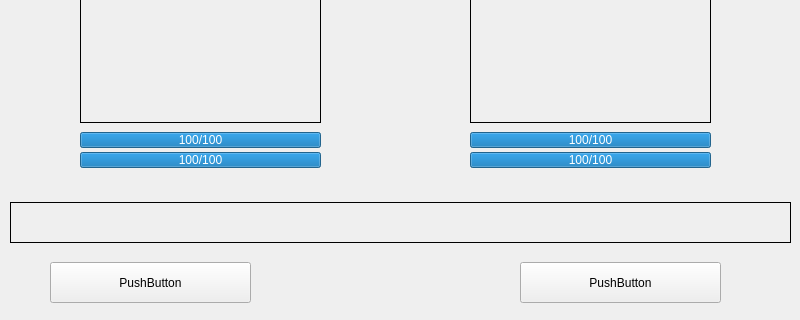
First picture: the form in MainWindow.ui, repository Ryanarre/ScienceRPG, before the edit; both pictures show x 0 to 800 and y 158 to 478 of the 800 by 600 pixel window.
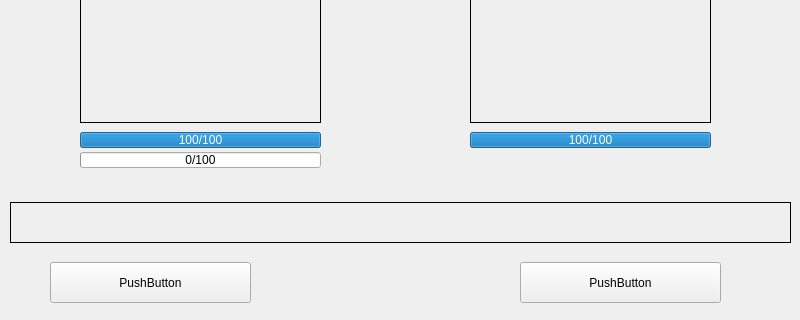
Second picture: the form after the edit.

Commit message: Implement dummy logic

```diff
--- a/MainWindow.ui
+++ b/MainWindow.ui
@@ -10,6 +10,18 @@
     <height>600</height>
    </rect>
   </property>
+  <property name="minimumSize">
+   <size>
+    <width>800</width>
+    <height>600</height>
+   </size>
+  </property>
+  <property name="maximumSize">
+   <size>
+    <width>800</width>
+    <height>600</height>
+   </size>
+  </property>
   <property name="windowTitle">
    <string>ScienceRPG</string>
   </property>
@@ -72,7 +84,7 @@
      </rect>
     </property>
     <property name="value">
-     <number>100</number>
+     <number>0</number>
     </property>
     <property name="format">
      <string>%v/%m</string>
@@ -94,22 +106,6 @@
      <string>%v/%m</string>
     </property>
    </widget>
-   <widget class="QProgressBar" name="enemyMP">
-    <property name="geometry">
-     <rect>
-      <x>470</x>
-      <y>310</y>
-      <width>241</width>
-      <height>16</height>
-     </rect>
-    </property>
-    <property name="value">
-     <number>100</number>
-    </property>
-    <property name="format">
-     <string>%v/%m</string>
-    </property>
-   </widget>
    <widget class="QLabel" name="questLbl">
     <property name="geometry">
      <rect>
```
Left out of the diff: 2 changed lines with no effect on the pictures. The commit also changes 2 other files.
